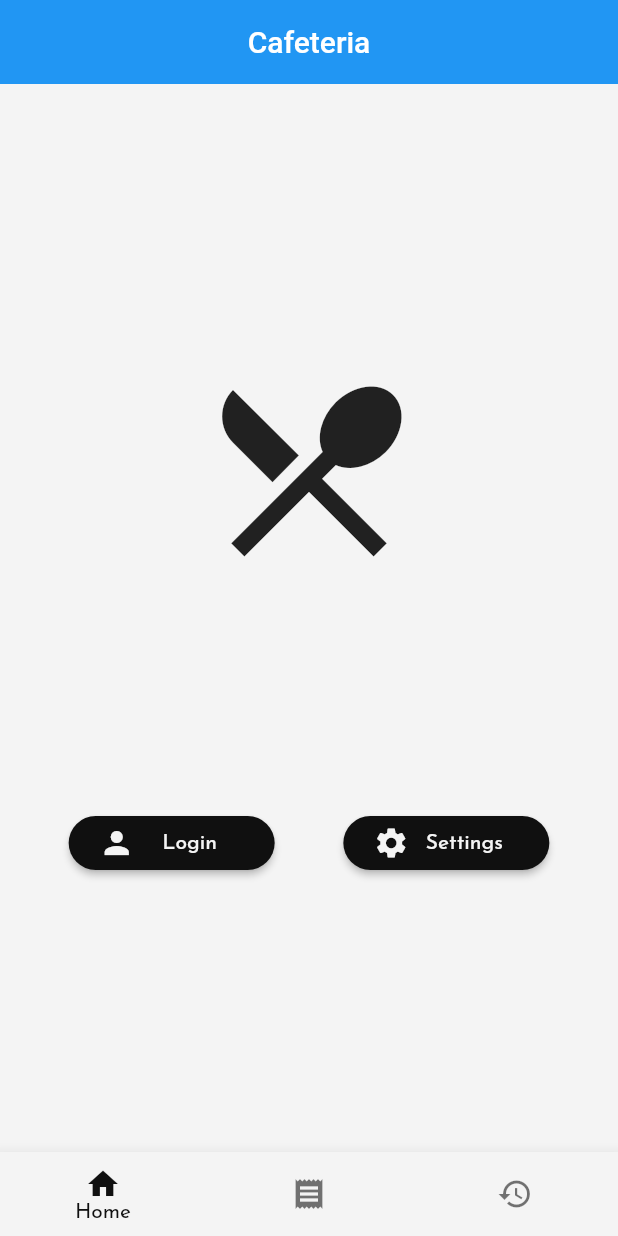
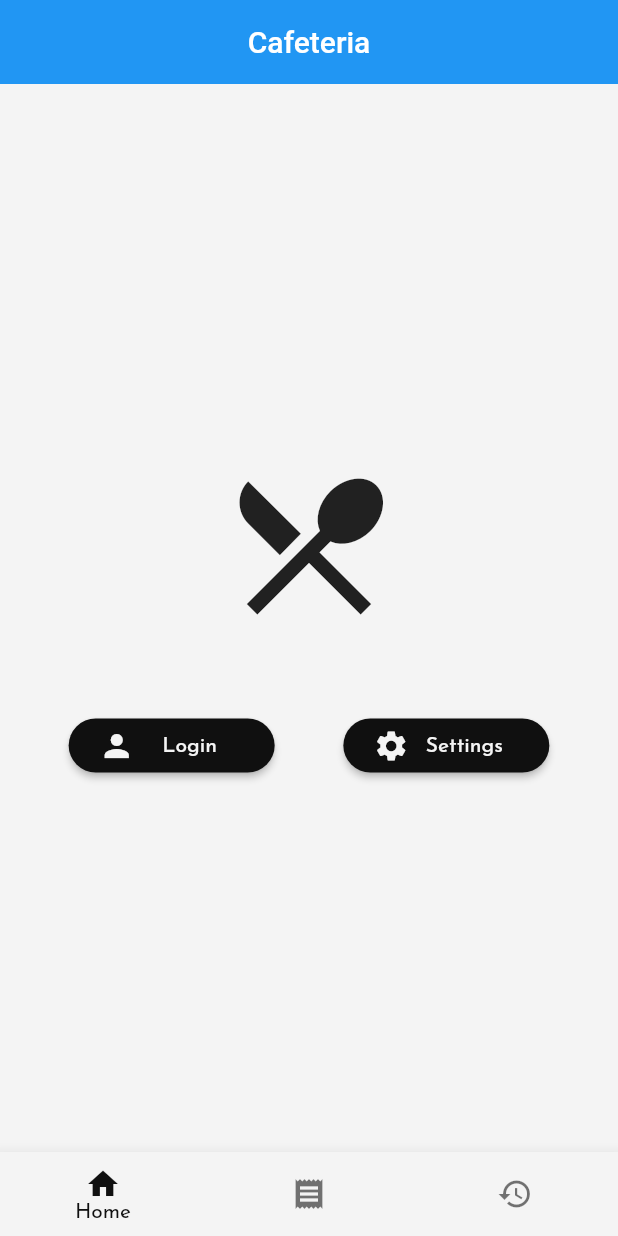
Before and after one commit to rinald/cafeteria, a Flutter app: the screen it shows after launch, on a phone screen of 412 x 824 dp. Run offline on Flutter 3.47's test engine with Material 2 defaults, Android fonts, the light colour scheme and no system bars; our stand-ins replace google_fonts.

Commit message:
Changed app icon

```diff
--- a/lib/screens/home_screen.dart
+++ b/lib/screens/home_screen.dart
@@ -1,5 +1,8 @@
 import 'package:flutter/material.dart';
 import 'package:provider/provider.dart' show ChangeNotifierProvider, Provider;
+
+// final mock_text =
+//     'Lorem ipsum dolor sit amet, consectetur adipiscing elit. Praesent sollicitudin imperdiet tortor. Mauris tempor dolor purus, eget ultrices nisl vulputate vel. Interdum et malesuada fames ac ante ipsum primis in faucibus. Fusce libero metus, facilisis vel mollis vel, mollis ut odio.';
 
 class BottomBar extends StatelessWidget {
   final _barItems = [
@@ -44,10 +47,17 @@ class HomeView extends StatelessWidget {
           children: <Widget>[
             Icon(
               Icons.restaurant_menu,
-              size: 150,
+              size: 120,
             ),
             SizedBox(
-              height: 150,
+              height: 25,
+            ),
+            // Container(
+            //   margin: EdgeInsets.symmetric(horizontal: 25),
+            //   child: Text(mock_text),
+            // ),
+            SizedBox(
+              height: 25,
             ),
             Row(
               children: <Widget>[
@@ -110,9 +120,13 @@ class HomeView extends StatelessWidget {
           children: <Widget>[
             Icon(
               Icons.receipt,
-              size: 40,
+              size: 120,
             ),
-            Text('Make a new order...')
+            SizedBox(height: 25),
+            // Container(
+            //   margin: EdgeInsets.symmetric(horizontal: 25),
+            //   child: Text(mock_text),
+            // ),
           ],
         ),
       );
@@ -124,9 +138,13 @@ class HomeView extends StatelessWidget {
         children: <Widget>[
           Icon(
             Icons.history,
-            size: 40,
+            size: 120,
           ),
-          Text('History of orders...')
+          SizedBox(height: 25),
+          // Container(
+          //   margin: EdgeInsets.symmetric(horizontal: 25),
+          //   child: Text(mock_text),
+          // ),
         ],
       ),
     );
@@ -140,7 +158,7 @@ class HomeScreen extends StatelessWidget {
       value: ValueNotifier(0),
       child: Scaffold(
         appBar: AppBar(
-          // centerTitle: true,
+          centerTitle: true,
           title: Text('Cafeteria'),
         ),
         body: HomeView(),
--- a/lib/screens/login_screen.dart
+++ b/lib/screens/login_screen.dart
@@ -32,7 +32,6 @@ class LoginScreen extends StatelessWidget {
               controller: _passwordController,
               obscureText: true,
               decoration: InputDecoration(
-                focusColor: Colors.blue,
                 labelText: 'Password',
               ),
             ),
--- a/lib/themes.dart
+++ b/lib/themes.dart
@@ -7,12 +7,12 @@ import './colors.dart';
 final baseLightTheme = ThemeData.light();
 final baseDarkTheme = ThemeData.dark();
 
-final lightTextTheme =
+final TextTheme lightTextTheme =
     GoogleFonts.josefinSansTextTheme(baseLightTheme.textTheme);
-final darkTextTheme = GoogleFonts.josefinSansTextTheme(baseDarkTheme.textTheme);
+final TextTheme darkTextTheme =
+    GoogleFonts.josefinSansTextTheme(baseDarkTheme.textTheme);
 
 final lightTheme = baseLightTheme.copyWith(
-  platform: TargetPlatform.iOS,
   brightness: Brightness.light,
   textTheme: lightTextTheme,
   primaryColor: lightPrimary,
@@ -36,8 +36,9 @@ final lightTheme = baseLightTheme.copyWith(
   primaryIconTheme: IconThemeData(
     color: lightSecondary,
   ),
-  textSelectionColor: lightPrimary.withOpacity(0.5),
-  textSelectionHandleColor: lightPrimary,
+  textSelectionColor: lightSecondary.withOpacity(0.3),
+  textSelectionHandleColor: lightSecondary,
+  canvasColor: lightSecondary,
   hintColor: lightSecondary,
   inputDecorationTheme: InputDecorationTheme(
     labelStyle: TextStyle(color: lightSecondary),
@@ -66,7 +67,6 @@ final lightTheme = baseLightTheme.copyWith(
 );
 
 final darkTheme = baseDarkTheme.copyWith(
-  platform: TargetPlatform.iOS,
   brightness: Brightness.dark,
   textTheme: darkTextTheme,
   primaryColor: darkPrimary,
@@ -90,8 +90,9 @@ final darkTheme = baseDarkTheme.copyWith(
   primaryIconTheme: IconThemeData(
     color: darkSecondary,
   ),
-  textSelectionColor: darkPrimary.withOpacity(0.5),
-  textSelectionHandleColor: darkPrimary,
+  textSelectionColor: darkSecondary.withOpacity(0.4),
+  textSelectionHandleColor: darkSecondary,
+  canvasColor: darkSecondary,
   hintColor: darkSecondary,
   inputDecorationTheme: InputDecorationTheme(
     labelStyle: TextStyle(color: darkSecondary),
```
Also changed, not shown: pubspec.yaml (+7 -1 lines), assets/logo/cafeteria_logo_1.png (added), assets/logo/cafeteria_logo_2.png (added), assets/logo/cafeteria_logo_3.png (added), pubspec.lock, 29 other files.
